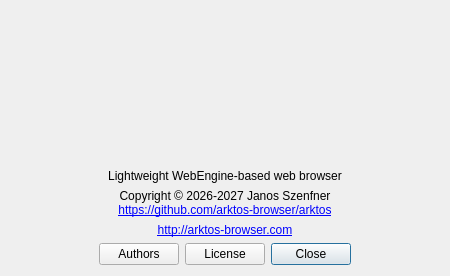
Old version of the form src/aboutdialog.ui in the repository IT-Space-2026/arktos.
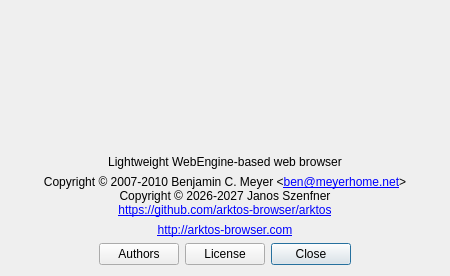
New version of the form.

```diff
--- a/src/aboutdialog.ui
+++ b/src/aboutdialog.ui
@@ -137,6 +137,7 @@
 &lt;html&gt;&lt;head&gt;&lt;meta name=&quot;qrichtext&quot; content=&quot;1&quot; /&gt;&lt;style type=&quot;text/css&quot;&gt;
 p, li { white-space: pre-wrap; }
 &lt;/style&gt;&lt;/head&gt;&lt;body style=&quot;font-size:9pt;&quot;&gt;
+&lt;p style=&quot; margin-top:0px; margin-bottom:0px; margin-left:0px; margin-right:0px; -qt-block-indent:0; text-indent:0px;&quot;&gt;Copyright © 2007-2010 Benjamin C. Meyer &amp;lt;&lt;a href=&quot;mailto:ben@meyerhome.net&quot;&gt;&lt;span style=&quot; text-decoration: underline;&quot;&gt;ben@meyerhome.net&lt;/span&gt;&lt;/a&gt;&amp;gt;&lt;/p&gt;
 &lt;p style=&quot; margin-top:0px; margin-bottom:0px; margin-left:0px; margin-right:0px; -qt-block-indent:0; text-indent:0px;&quot;&gt;Copyright © 2026-2027 Janos Szenfner&lt;/p&gt;
 &lt;p style=&quot; margin-top:0px; margin-bottom:0px; margin-left:0px; margin-right:0px; -qt-block-indent:0; text-indent:0px;&quot;&gt;&lt;a href=&quot;https://github.com/arktos-browser/arktos&quot;&gt;&lt;span style=&quot; text-decoration: underline;&quot;&gt;https://github.com/arktos-browser/arktos&lt;/span&gt;&lt;/a&gt;&lt;/p&gt;&lt;/body&gt;&lt;/html&gt;</string>
      </property>
```
